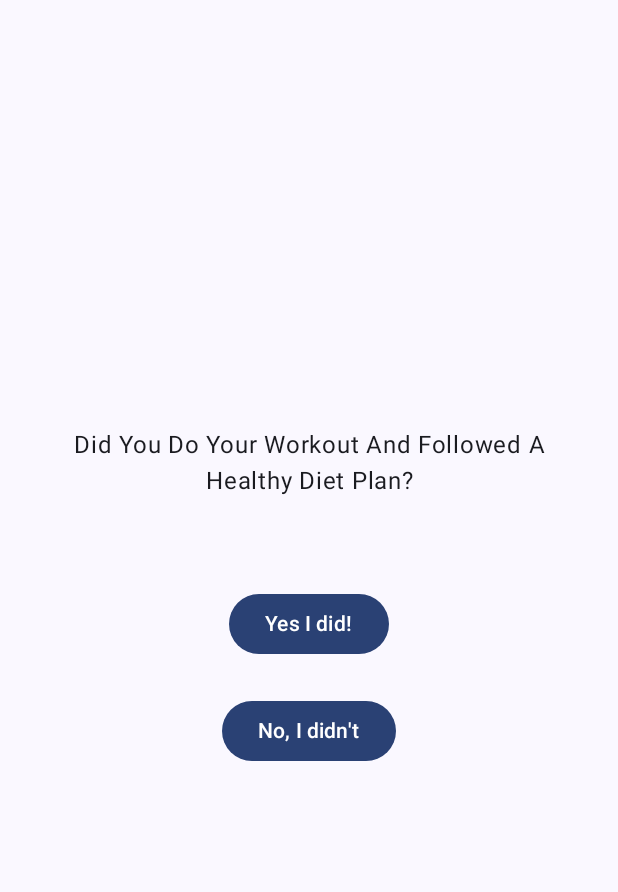
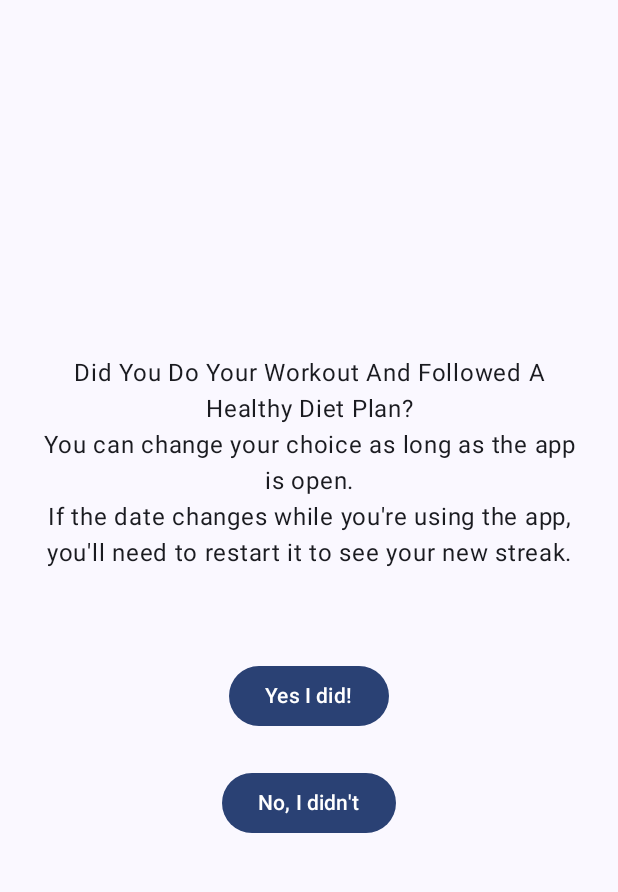
Before and after one commit to tauqirnizami/HealthEase, an Android app built with Jetpack Compose: the StreakCounterScreen screen opened through its navigation route, on a phone screen of 412 x 824 dp, the part 69-961 px from its top. Run offline under Robolectric (Android 15) with nearby library versions, the phone set to English and light mode, and no system bars.

```diff
--- a/app/src/main/java/com/example/healthease/ui/theme/StreakScreen00.kt
+++ b/app/src/main/java/com/example/healthease/ui/theme/StreakScreen00.kt
@@ -157,7 +157,9 @@ fun StreakCounterScreen(
             Spacer(modifier = Modifier.height(21.dp))
 
             Text(
-                text = "Did You Do Your Workout And Followed A Healthy Diet Plan?",
+                text = "Did You Do Your Workout And Followed A Healthy Diet Plan?\n" +
+                        "You can change your choice as long as the app is open.\n" +
+                        "If the date changes while you're using the app, you'll need to restart it to see your new streak.",
                 textAlign = TextAlign.Center
             )
 
```
